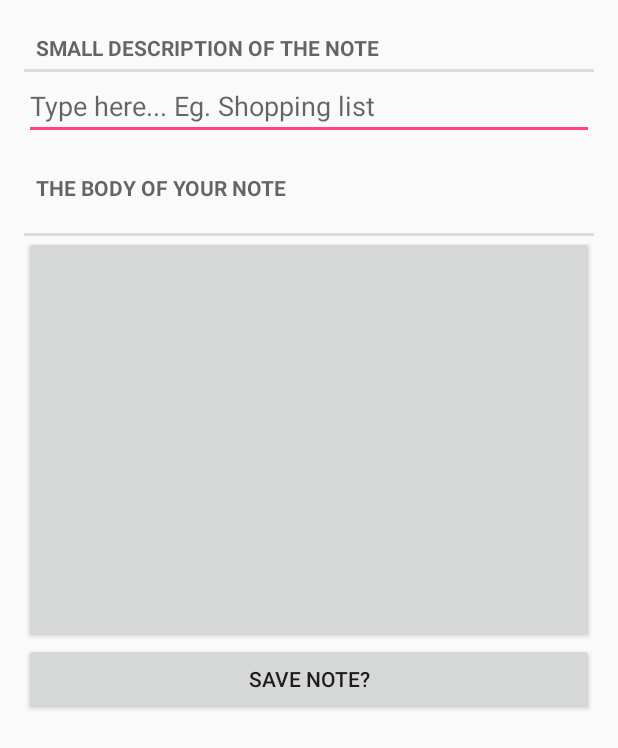
After one commit to DeanoLingardo/NoteMe, an Android app: the layout fragment_note.xml on its own in the app's theme, with its tools: preview values and no code run, on a phone screen of 412 x 824 dp. The commit adds this screen. Shown: the top 748 px of the screen. Run offline under Robolectric (Android 15) with nearby library versions, the phone set to English and light mode, and no system bars.

Commit message:
Views Complete

```diff
--- /dev/null
+++ b/app/src/main/res/layout/activity_fragment.xml
@@ -0,0 +1,5 @@
+<?xml version="1.0" encoding="utf-8"?>
+<FrameLayout xmlns:android="http://schemas.android.com/apk/res/android"
+    android:id="@+id/fragment_container"
+    android:layout_width="match_parent"
+    android:layout_height="match_parent" />
--- /dev/null
+++ b/app/src/main/res/layout/fragment_note.xml
@@ -0,0 +1,38 @@
+<?xml version="1.0" encoding="utf-8"?>
+<LinearLayout xmlns:android="http://schemas.android.com/apk/res/android"
+    android:orientation="vertical"
+    android:layout_width="match_parent"
+    android:layout_height="match_parent"
+    android:layout_margin="16dp"
+    android:weightSum="1">
+
+    <TextView
+        style="?android:listSeparatorTextViewStyle"
+        android:layout_width="match_parent"
+        android:layout_height="wrap_content"
+        android:text="@string/note_title_label"/>
+
+    <EditText
+        android:id="@+id/todo_title"
+        android:layout_width="match_parent"
+        android:layout_height="wrap_content"
+        android:hint="@string/note_title_hint"/>
+
+    <TextView
+        style="?android:listSeparatorTextViewStyle"
+        android:layout_width="match_parent"
+        android:layout_height="@android:dimen/notification_large_icon_height"
+        android:text="@string/note_detail_label"/>
+
+
+    <Button
+        android:id="@+id/todo_date"
+        android:layout_width="match_parent"
+        android:layout_height="271dp" />
+
+    <Button
+        android:layout_width="match_parent"
+        android:layout_height="wrap_content"
+        android:text="@string/note_complete_button"/>
+
+</LinearLayout>
--- a/app/src/main/res/values/strings.xml
+++ b/app/src/main/res/values/strings.xml
@@ -1,3 +1,9 @@
 <resources>
     <string name="app_name">NoteMe</string>
+    <string name="note_title">note title</string>
+    <string name="note_title_hint">Type here... Eg. "Shopping list"</string>
+    <string name="note_title_label">Small description of the note</string>
+    <string name="note_detail_label">the body of your note</string>
+    <string name="note_complete_button">save note?</string>
+    <string name="note_date">Note date</string>
 </resources>
```
Also changed, not shown: app/src/main/res/layout/activity_notepad.xml (deleted, +0 -18 lines), app/src/main/res/layout/fragment_note_list.xml (added, +9 -0 lines), app/src/main/res/layout/list_item_note.xml (added, +20 -0 lines).
